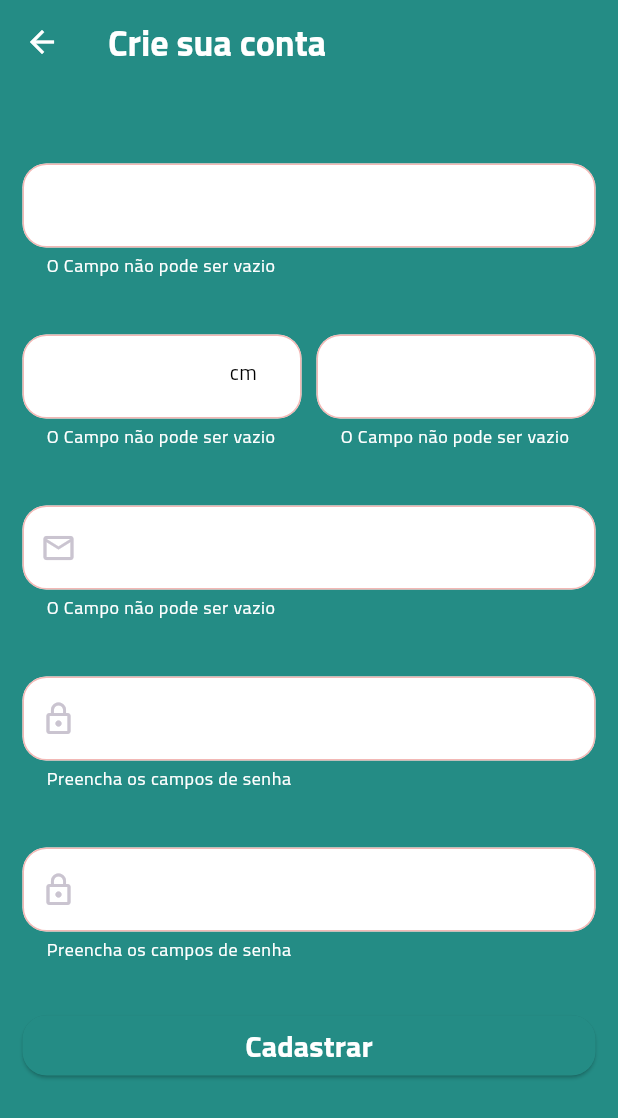
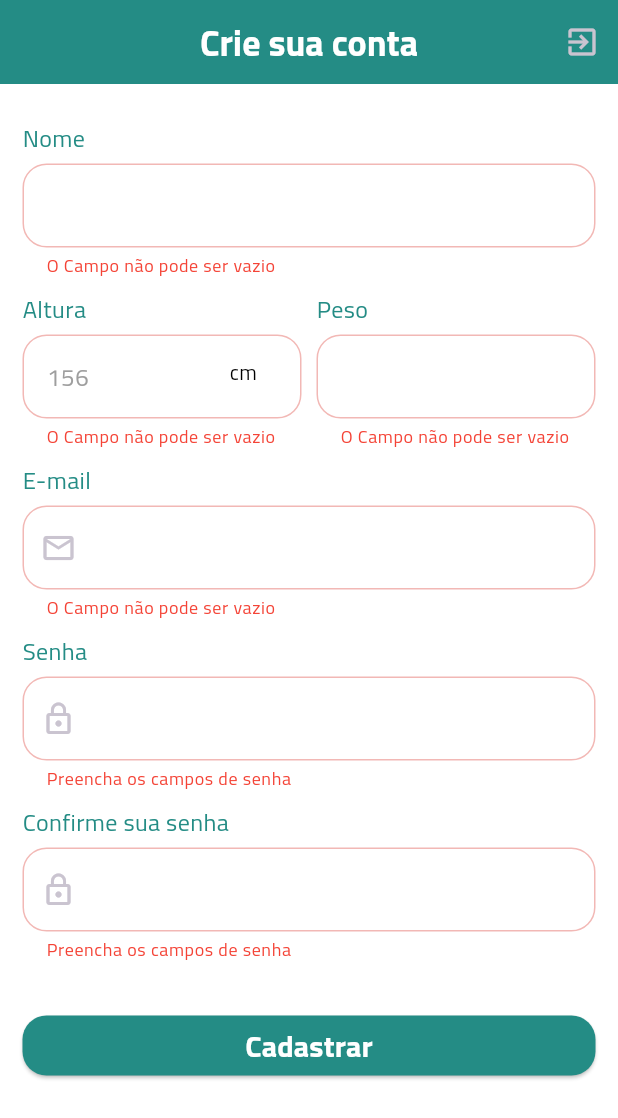
Before and after one commit to Valdenei8K/health_track, a Flutter app: the CreateUser screen opened by its route, after a tap on "Cadastrar", on a phone screen of 412 x 824 dp. Shown: the top 1118 px of the screen. Run offline on Flutter 3.47's test engine with Material 3 defaults, Android fonts, the phone set to English and light mode, and no system bars; our stand-ins replace flutter_local_notifications, flutter_screenutil, flutter_svg, get, shared_preferences, timezone; missing offline and left inert: syncfusion_flutter_pdfviewer; accounts and stored records are empty; statements that could not run were skipped.

Commit message:
mais atuaizações

```diff
--- a/lib/models/login_model.dart
+++ b/lib/models/login_model.dart
@@ -1,7 +1,20 @@
-class LoginModel {
-  String? username;
-  String? password;
+class TokenResponse {
+  final String access;
+  final String refresh;
 
-  LoginModel({this.username, this.password});
+  TokenResponse({required this.access, required this.refresh});
 
+  factory TokenResponse.fromJson(Map<String, dynamic> json) {
+    return TokenResponse(
+      access: json['access'],
+      refresh: json['refresh'],
+    );
+  }
+
+  Map<String, dynamic> toJson() {
+    return {
+      'access': access,
+      'refresh': refresh,
+    };
+  }
 }
--- a/lib/providers/create_user_provider.dart
+++ b/lib/providers/create_user_provider.dart
@@ -1,6 +1,9 @@
-import 'package:flutter/cupertino.dart';
+import 'package:flutter/material.dart';
+import 'package:get/get.dart';
+import 'package:health_truck/services/create_user_service.dart';
 
-class CreateUserProvider extends ChangeNotifier {
+class CreateUserProvider extends GetxController {
+  CreateUserService authController = Get.find<CreateUserService>();
   final _formKey = GlobalKey<FormState>();
   TextEditingController nameController = TextEditingController();
   TextEditingController heightController = TextEditingController();
@@ -24,8 +27,13 @@
 
   void createUser() {
     if (_formKey.currentState!.validate()) {
-      print('Validated');
-
+      authController.createUser(
+        name: nameController.text,
+        height: heightController.text,
+        weight: weightController.text,
+        email: emailController.text,
+        password: passwordController.text,
+      );
       }
   }
 
--- a/lib/screens/bula.dart
+++ b/lib/screens/bula.dart
@@ -6,7 +6,7 @@
 import '../widget/default_layout.dart';
 import '../widget/textFormField.dart';
 import '../widget/text_labels.dart';
-import 'produto_model.dart'; // Importando o modelo Produto
+import '../models/produto_model.dart'; // Importando o modelo Produto
 
 class BulaApp extends StatefulWidget {
   const BulaApp({super.key});
--- a/lib/screens/create_user.dart
+++ b/lib/screens/create_user.dart
@@ -1,8 +1,9 @@
 import 'package:flutter/material.dart';
-import 'package:health_truck/constants_colors.dart';
 import 'package:health_truck/providers/create_user_provider.dart';
+import 'package:get/get.dart';
 
 import '../widget/button.dart';
+import '../widget/default_layout.dart';
 import '../widget/textFormField.dart';
 import '../widget/text_labels.dart';
 
@@ -11,18 +12,10 @@
 
   @override
   Widget build(BuildContext context) {
-    final createUserProvider = CreateUserProvider();
+    final createUserProvider = Get.put(CreateUserProvider());
 
-    return Scaffold(
-      backgroundColor: ColorsDefaults.background,
-      appBar: AppBar(
-        title: buildTexTitle('Crie sua conta'),
-        backgroundColor: Colors.transparent,
-        elevation: 0,
-        iconTheme: IconThemeData(
-          color: Colors.white,
-        ),
-      ),
+    return Layout(
+      title: ('Crie sua conta'),
       body: Form(
         key: createUserProvider.formKey,
         child: SingleChildScrollView(
@@ -50,14 +43,15 @@
                           buildText('Altura'),
                           textForm(
                             textInputAction: TextInputAction.next,
-                            maxLength: 3,
+                            maxLength: 4,
                             controller: createUserProvider.heightController,
-                            textInputType: TextInputType.number,
+                            textInputType: TextInputType.text,
                             suffixIcon: Padding(
                               padding: const EdgeInsets.symmetric(vertical: 11.0),
                               child: Text('cm', style: TextStyle(color: Colors.black)),
                             ),
                             obscureText: false,
+                            hintText: '156',
                             autofillHints: [AutofillHints.name],
                           ),
                         ],
--- a/lib/screens/home.dart
+++ b/lib/screens/home.dart
@@ -21,6 +21,7 @@
     MedicationReminderApp(),
     BulaApp(),
     AgendaMedica(),
+    BulaApp(),
   ];
 
   final List<BottomNavItem> _bottomNavItems = [
--- a/lib/widget/default_layout.dart
+++ b/lib/widget/default_layout.dart
@@ -1,6 +1,7 @@
 import 'package:flutter/material.dart';
 
 import '../constants_colors.dart';
+import '../services/client_http.dart';
 import 'text_labels.dart';
 
 class Layout extends StatelessWidget {
@@ -10,11 +11,21 @@
 
   @override
   Widget build(BuildContext context) {
+    clearToken() async {
+      ClientHttp(
+        baseUrl: '',
+      ).clearToken();
+    }
     return Scaffold(
       backgroundColor: Colors.white,
       appBar: AppBar(
         backgroundColor: ColorsDefaults.background,
         title: buildTexTitle(title),
+        actions: [
+          IconButton(
+            icon: Icon(Icons.exit_to_app),
+            onPressed: () => clearToken(),
+          )],
         automaticallyImplyLeading: false,
         centerTitle: true,
       ),
--- /dev/null
+++ b/lib/widget/snack_bar.dart
@@ -0,0 +1,42 @@
+import 'package:flutter/material.dart';
+import 'package:get/get.dart';
+
+class SnackBarApp {
+
+  static success(
+    String message,
+  ) {
+    return Get.snackbar(
+      'Sucesso',
+      message,
+      colorText: Colors.white,
+      backgroundColor: Colors.greenAccent.shade700,
+      icon: const Icon(Icons.add_alert),
+    );
+  }
+
+  static error(
+      String message,
+      ) {
+    return Get.snackbar(
+      'Erro',
+      message,
+      colorText: Colors.white,
+      backgroundColor: Colors.redAccent.shade100,
+      icon: const Icon(Icons.add_alert),
+    );
+  }
+
+  static Info(
+      String message,
+      ) {
+    return Get.snackbar(
+      'Informação',
+      message,
+      colorText: Colors.white,
+      backgroundColor: Colors.blueAccent.shade200,
+      icon: const Icon(Icons.add_alert),
+    );
+  }
+
+}
--- a/lib/widget/textFormField.dart
+++ b/lib/widget/textFormField.dart
@@ -23,7 +23,7 @@
   int? maxLength,
   FocusNode? focusNode,
   Function(String)? onChanged,
-  String textHelper = "",
+  String hintText = "",
 }) {
   return TextFormField(
     focusNode: focusNode,
@@ -34,13 +34,14 @@
     textInputAction: textInputAction,
     maxLength: maxLength,
     decoration: InputDecoration(
-      errorStyle: const TextStyle(color: Colors.white),
+      errorStyle: const TextStyle(color: Colors.red),
       filled: true,
       fillColor: Colors.white,
       suffixIcon: suffixIcon,
       prefixIcon: prefixIcon,
       counterText: "",
-      helperText: textHelper,
+      hintText: hintText,
+      hintStyle: TextStyle(color: Colors.grey),
       border: const OutlineInputBorder(
           borderRadius: BorderRadius.all(Radius.circular(16))),
       focusedBorder: OutlineInputBorder(
@@ -75,12 +76,13 @@
       onChanged: (value) => onChanged(value),
       style: TextStyle(color: ColorsDefaults.background),
       decoration: InputDecoration(
-        errorStyle: const TextStyle(color: Colors.white),
+        errorStyle: const TextStyle(color: Colors.grey),
         filled: true,
         fillColor: Colors.white,
         prefixIcon: prefixIcon,
         counterText: "",
         hintText: hintText,
+        hintStyle: TextStyle(color: Colors.grey),
         border: const OutlineInputBorder(
             borderRadius: BorderRadius.all(Radius.circular(16))),
         focusedBorder: OutlineInputBorder(
```
Also changed, not shown: lib/main.dart (+15 -15 lines), lib/providers/imc_provider.dart (+9 -12 lines), lib/providers/login_provider.dart (+14 -23 lines), lib/screens/agenda.dart (+5 -20 lines), lib/screens/imc.dart (+14 -19 lines), lib/screens/login.dart (+3 -4 lines), lib/screens/medication.dart (+12 -28 lines), lib/screens/splash.dart (+10 -1 lines), lib/services/client_http.dart (added, +97 -0 lines), lib/services/create_user_service.dart (added, +36 -0 lines), lib/services/login_service.dart (+24 -1 lines), lib/models/produto_model.dart (renamed from lib/screens/produto_model.dart).
